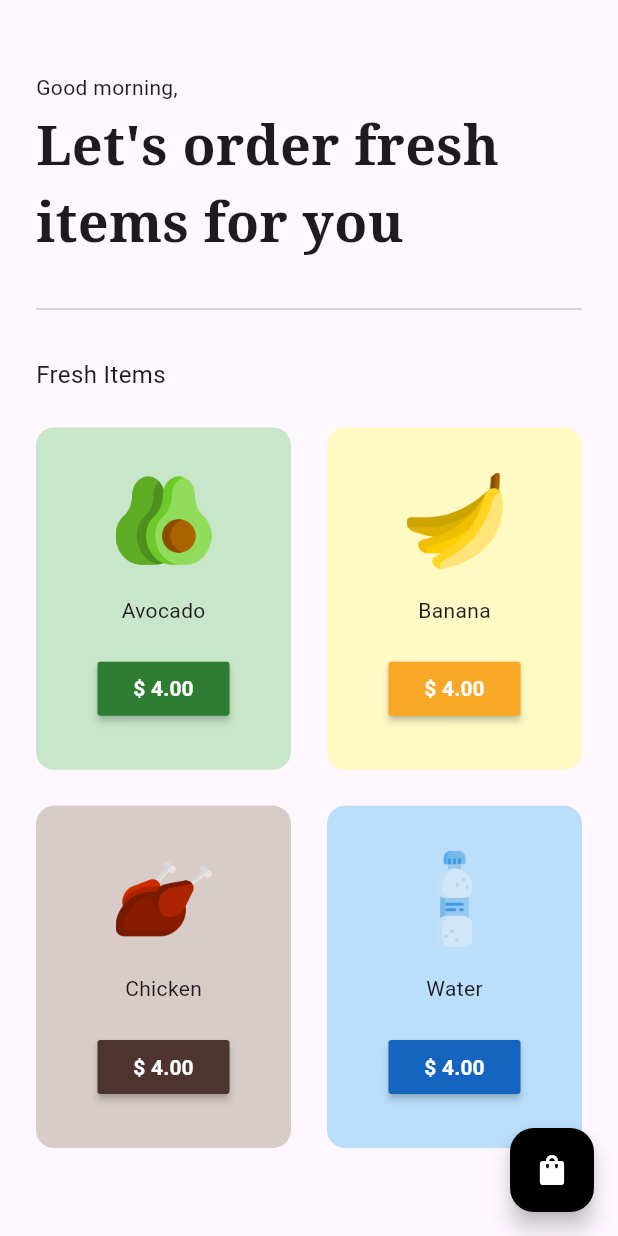
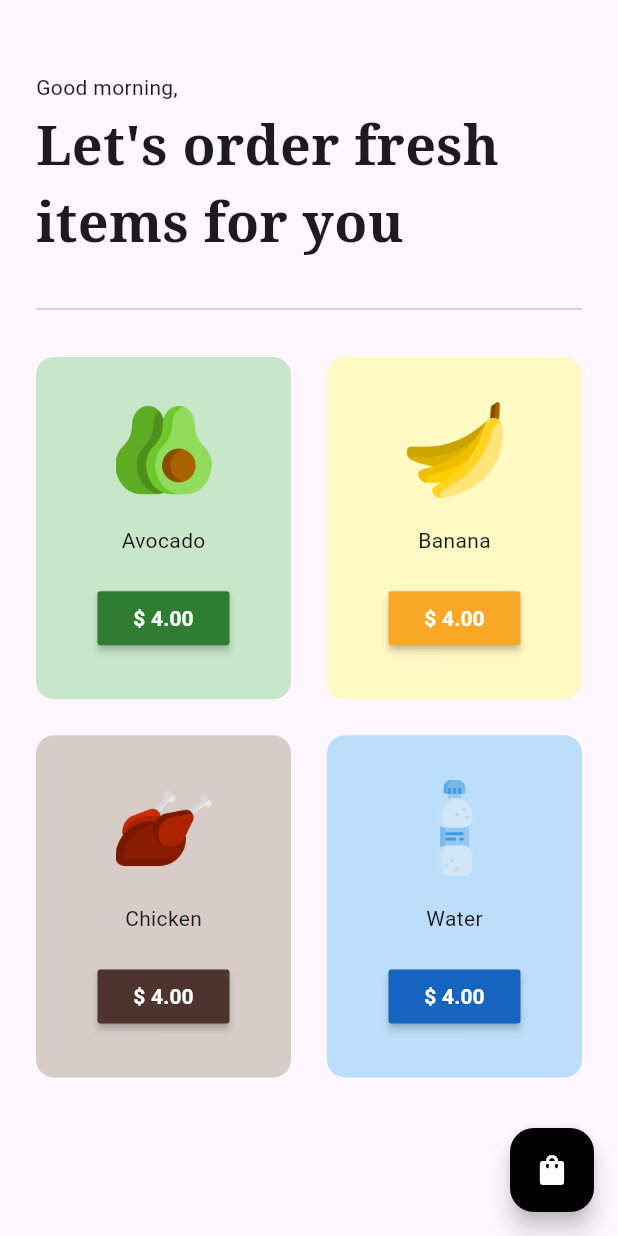
Before and after one commit to thetalaat/flutter-grocery-shop-demo-app, a Flutter app: the HomePage screen opened directly, on a phone screen of 412 x 824 dp. Run offline on Flutter 3.47's test engine with Material 3 defaults, Android fonts, the phone set to English and light mode, and no system bars; our stand-ins replace google_fonts; missing offline and left inert: dart:ffi.

Commit message:
final-edit

```diff
--- a/lib/pages/home_page.dart
+++ b/lib/pages/home_page.dart
@@ -80,19 +80,7 @@ class HomePage extends StatelessWidget {
               child: Divider(),
             ),
 
-            const SizedBox(
-              height: 24,
-            ),
-
             // Items
-            const Padding(
-              padding: EdgeInsets.symmetric(horizontal: 24.0),
-              child: Text(
-                'Fresh Items',
-                style: TextStyle(fontSize: 16),
-              ),
-            ),
-
             Expanded(child: Consumer<CartModel>(
               builder: (context, value, child) {
                 return GridView.builder(
```
